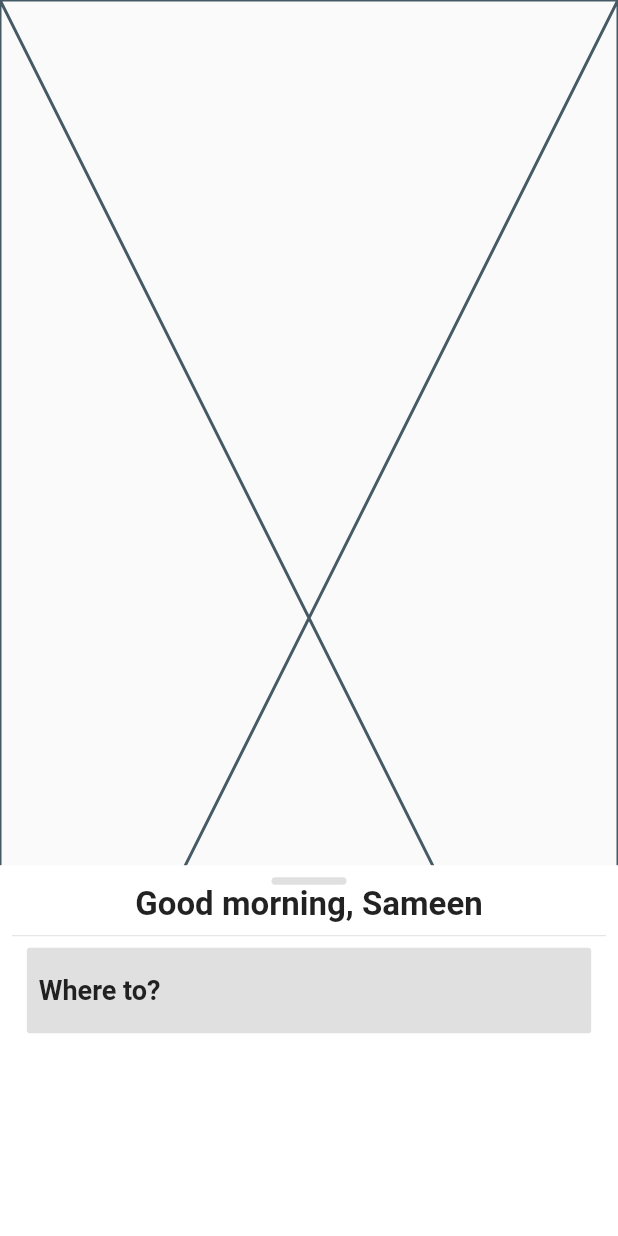
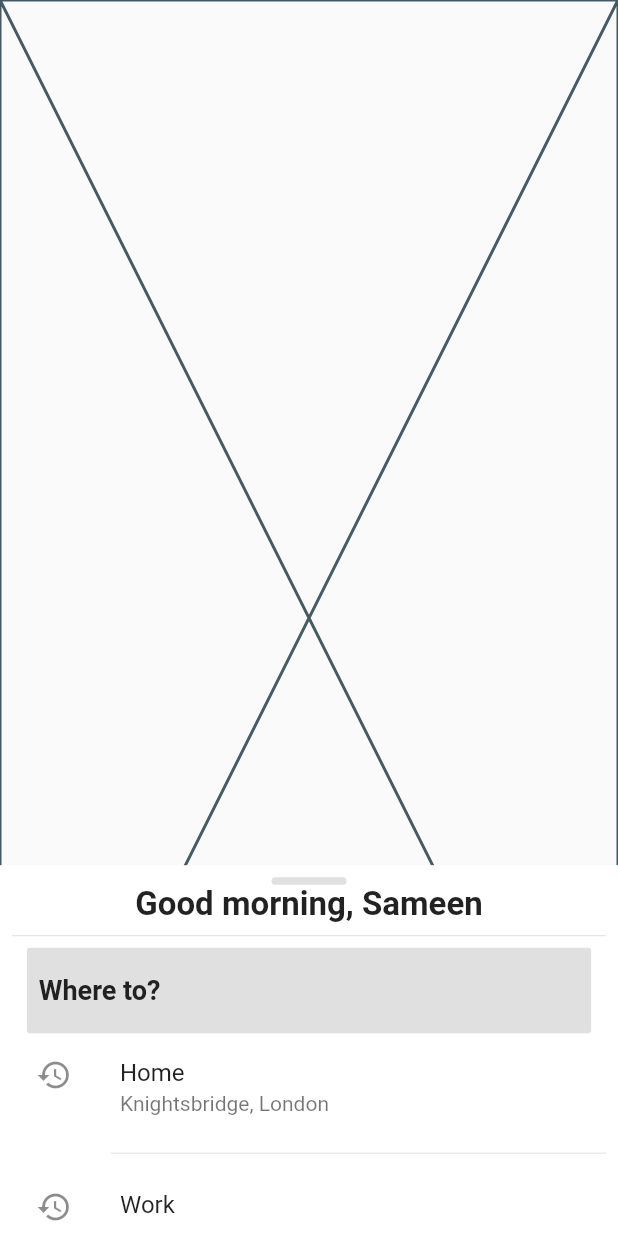
Before and after one commit to samisnotinsane/flutter-bites, a Flutter app: the screen it shows after launch, on a phone screen of 412 x 824 dp. Run offline on Flutter 3.47's test engine with Material 2 defaults, Android fonts, the phone set to English and light mode, and no system bars.

Commit message:
Add recent destination list.

```diff
--- /dev/null
+++ b/geo_maps/lib/widgets/where_to_recent_dest_list.dart
@@ -0,0 +1,34 @@
+import 'package:flutter/material.dart';
+
+import '../model/destination.dart';
+
+class WhereToRecentDestList extends StatelessWidget {
+  const WhereToRecentDestList({
+    Key key,
+    @required List<Destination> destinations,
+  })  : _destinations = destinations,
+        super(key: key);
+
+  final List<Destination> _destinations;
+
+  @override
+  Widget build(BuildContext context) {
+    return Expanded(
+      // [Expanded] prevents vertical overflow
+      child: ListView.separated(
+        shrinkWrap: true, // prevent setting height to infinity
+        padding: EdgeInsets.all(0), // remove default padding
+        separatorBuilder: (context, index) => Divider(
+          // 16% of screen width
+          indent: MediaQuery.of(context).size.width * 0.16,
+        ),
+        itemBuilder: (context, index) => ListTile(
+          leading: Icon(Icons.history),
+          title: Text(_destinations[index].title),
+          subtitle: Text(_destinations[index].address),
+        ),
+        itemCount: _destinations.length,
+      ),
+    );
+  }
+}
--- a/geo_maps/lib/widgets/where_to_sheet.dart
+++ b/geo_maps/lib/widgets/where_to_sheet.dart
@@ -3,6 +3,7 @@ import 'package:geo_maps/model/destination.dart';
 
 import '../mock/mock_data.dart';
 import 'where_to_button.dart';
+import 'where_to_recent_dest_list.dart';
 
 class WhereToSheet extends StatefulWidget {
   @override
@@ -63,6 +64,7 @@ class _WhereToSheetState extends State<WhereToSheet> {
         WhereToButton(
           onPressedHandler: () {},
         ),
+        WhereToRecentDestList(destinations: _destinations),
       ],
     );
   }
```
